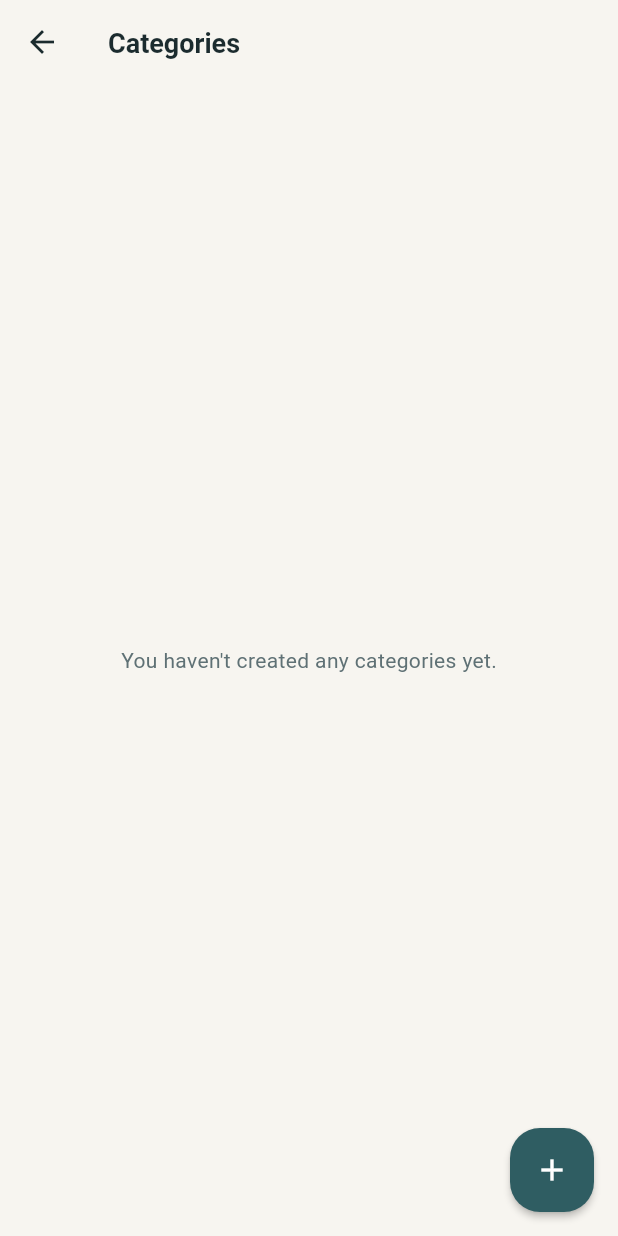
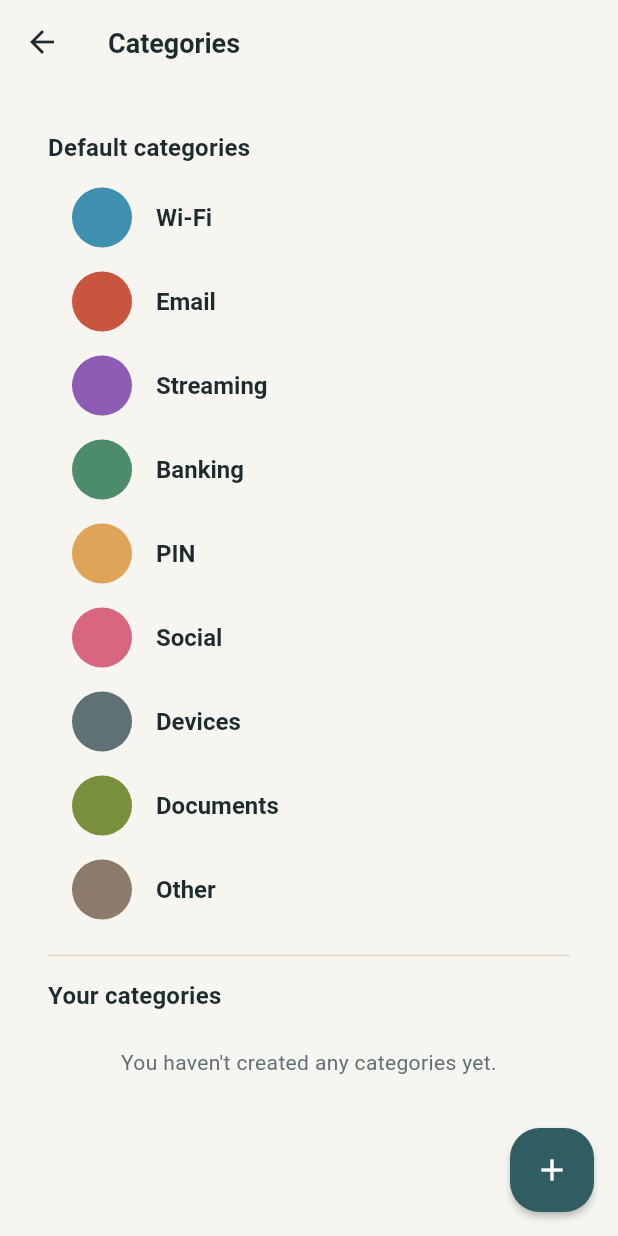
Before and after one commit to neryad/llavero2, a Flutter app: the CategoriesScreen screen opened by its route, on a phone screen of 412 x 824 dp. Run offline on Flutter 3.47's test engine with Material 3 defaults, Android fonts, the phone set to English and light mode, and no system bars; our stand-ins replace file_picker, flutter_secure_storage, local_auth, package_info_plus, printing, share_plus; missing offline and left inert: cryptography; accounts and stored records are empty.

Commit message:
fix: health detecta secretos por etiqueta y categorias muestra defecto
- PasswordHealth cuenta campos secretos, tipo secret/pin o etiqueta clave/password/pin
- CategoriesScreen muestra las 9 categorias por defecto (solo lectura)
- Mensajes vacios mas claros
- 191 tests pasando

```diff
--- a/lib/features/settings/categories_screen.dart
+++ b/lib/features/settings/categories_screen.dart
@@ -6,6 +6,7 @@ import '../../core/theme/category_colors.dart';
 import '../../core/widgets/app_scaffold.dart';
 import '../../data/models/vault_category.dart';
 import '../../l10n/generated/app_l10n.dart';
+import '../shared/category_name.dart';
 
 /// Gestión de categorías personalizadas.
 class CategoriesScreen extends StatefulWidget {
@@ -123,14 +124,40 @@ class _CategoriesScreenState extends State<CategoriesScreen> {
       body: ListenableBuilder(
         listenable: categories,
         builder: (context, _) {
-          if (categories.custom.isEmpty) {
-            return Center(child: Text(l10n.noCustomCategories));
-          }
-          return ListView.builder(
-            itemCount: categories.custom.length,
-            itemBuilder: (context, index) {
-              final category = categories.custom[index];
-              return ListTile(
+          return ListView(
+            padding: const EdgeInsets.all(16),
+            children: <Widget>[
+              Text(
+                l10n.defaultCategoriesLabel,
+                style: Theme.of(context).textTheme.titleMedium,
+              ),
+              const SizedBox(height: 8),
+              for (final id in CategoriesController.defaultIds)
+                ListTile(
+                  leading: CircleAvatar(
+                    backgroundColor: Theme.of(context)
+                        .extension<CategoryColors>()
+                        ?.colorOf(id),
+                  ),
+                  title: Text(categoryDisplayName(id, l10n, categories)),
+                ),
+              const Divider(height: 32),
+              Text(
+                l10n.customCategoriesLabel,
+                style: Theme.of(context).textTheme.titleMedium,
+              ),
+              const SizedBox(height: 8),
+              if (categories.custom.isEmpty)
+                Padding(
+                  padding: const EdgeInsets.all(16),
+                  child: Text(
+                    l10n.noCustomCategories,
+                    textAlign: TextAlign.center,
+                  ),
+                )
+              else
+                for (final category in categories.custom)
+                  ListTile(
                     leading: CircleAvatar(
                       backgroundColor: Theme.of(context)
                           .extension<CategoryColors>()
@@ -152,8 +179,8 @@ class _CategoriesScreenState extends State<CategoriesScreen> {
                         ),
                       ],
                     ),
-              );
-            },
+                  ),
+            ],
           );
         },
       ),
--- a/lib/l10n/app_en.arb
+++ b/lib/l10n/app_en.arb
@@ -663,5 +663,15 @@
   "historyHint": "A copy is saved before each change. Make a change to an entry to see the first version.",
   "@historyHint": {
     "description": "Hint shown when the vault history is empty."
+  },
+
+  "defaultCategoriesLabel": "Default categories",
+  "@defaultCategoriesLabel": {
+    "description": "Section title for the built-in read-only categories."
+  },
+
+  "customCategoriesLabel": "Your categories",
+  "@customCategoriesLabel": {
+    "description": "Section title for user-created categories."
   }
 }
--- a/lib/l10n/app_es.arb
+++ b/lib/l10n/app_es.arb
@@ -663,5 +663,15 @@
   "historyHint": "Se guarda una copia antes de cada cambio. Haz un cambio en una entrada para ver la primera versión.",
   "@historyHint": {
     "description": "Hint shown when the vault history is empty."
+  },
+
+  "defaultCategoriesLabel": "Categorías por defecto",
+  "@defaultCategoriesLabel": {
+    "description": "Section title for the built-in read-only categories."
+  },
+
+  "customCategoriesLabel": "Tus categorías",
+  "@customCategoriesLabel": {
+    "description": "Section title for user-created categories."
   }
 }
```
Also changed, not shown: lib/core/security/password_health.dart (+20 -1 lines), lib/l10n/generated/app_l10n.dart, lib/l10n/generated/app_l10n_en.dart, lib/l10n/generated/app_l10n_es.dart, 1 other file. Lines whose indentation alone changed are shown as unchanged.
